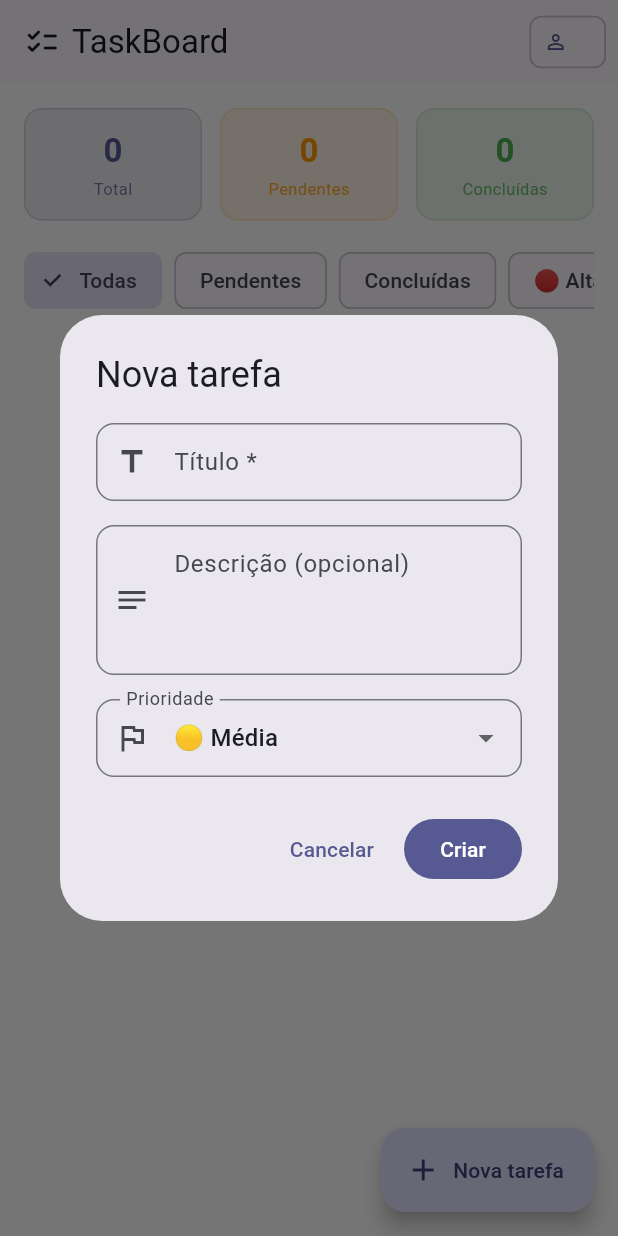
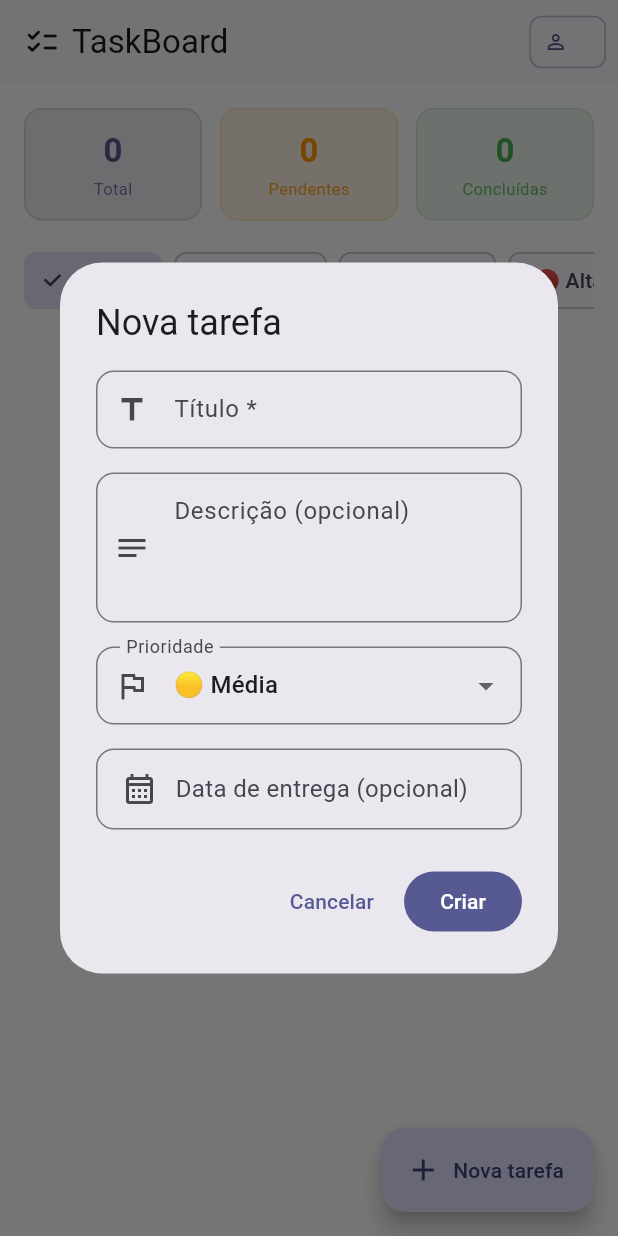
Before and after one commit to karinefes/taskboard, a Flutter app: the HomeScreen screen opened directly, after a tap on "Nova tarefa", on a phone screen of 412 x 824 dp. Run offline on Flutter 3.47's test engine with Material 3 defaults, Android fonts, the phone set to English and light mode, and no system bars; our stand-ins replace supabase_flutter; accounts and stored records are empty.

Commit message:
Adicionar campo de data

```diff
--- a/lib/models/task.dart
+++ b/lib/models/task.dart
@@ -6,6 +6,7 @@ class Task {
   final String priority;
   final bool done;
   final DateTime createdAt;
+  final DateTime? dueDate;
 
   Task({
     required this.id,
@@ -15,6 +16,7 @@ class Task {
     required this.priority,
     required this.done,
     required this.createdAt,
+    this.dueDate,
   });
 
   factory Task.fromMap(Map<String, dynamic> map) {
@@ -26,6 +28,7 @@ class Task {
       priority: map['priority'] ?? 'media',
       done: map['done'] ?? false,
       createdAt: DateTime.parse(map['created_at']),
+      dueDate: map['due_date'] != null ? DateTime.parse(map['due_date']) : null,
     );
   }
 
@@ -35,6 +38,7 @@ class Task {
       'description': description,
       'priority': priority,
       'done': done,
+      'due_date': dueDate?.toIso8601String(),
     };
   }
 
@@ -43,6 +47,7 @@ class Task {
     String? description,
     String? priority,
     bool? done,
+    DateTime? dueDate,
   }) {
     return Task(
       id: id,
@@ -52,6 +57,7 @@ class Task {
       priority: priority ?? this.priority,
       done: done ?? this.done,
       createdAt: createdAt,
+      dueDate: dueDate ?? this.dueDate,
     );
   }
 }
--- a/lib/services/database_service.dart
+++ b/lib/services/database_service.dart
@@ -17,6 +17,7 @@ class DatabaseService {
     required String title,
     String? description,
     required String priority,
+    DateTime? dueDate,
   }) async {
     final userId = _supabase.auth.currentUser!.id;
     await _supabase.from('tasks').insert({
@@ -25,6 +26,7 @@ class DatabaseService {
       'description': description,
       'priority': priority,
       'done': false,
+      'due_date': dueDate?.toIso8601String(),
     });
   }
 
@@ -33,11 +35,13 @@ class DatabaseService {
     required String title,
     String? description,
     required String priority,
+    DateTime? dueDate,
   }) async {
     await _supabase.from('tasks').update({
       'title': title,
       'description': description,
       'priority': priority,
+      'due_date': dueDate?.toIso8601String(),
     }).eq('id', id);
   }
 
--- a/lib/widgets/task_form_dialog.dart
+++ b/lib/widgets/task_form_dialog.dart
@@ -1,4 +1,5 @@
 import 'package:flutter/material.dart';
+import 'package:intl/intl.dart';
 import '../models/task.dart';
 import '../services/database_service.dart';
 
@@ -17,6 +18,7 @@ class _TaskFormDialogState extends State<TaskFormDialog> {
   final _titleController = TextEditingController();
   final _descController = TextEditingController();
   String _priority = 'media';
+  DateTime? _dueDate;
   bool _loading = false;
 
   bool get _isEditing => widget.task != null;
@@ -28,6 +30,7 @@ class _TaskFormDialogState extends State<TaskFormDialog> {
       _titleController.text = widget.task!.title;
       _descController.text = widget.task!.description ?? '';
       _priority = widget.task!.priority;
+      _dueDate = widget.task!.dueDate;
     }
   }
 
@@ -36,6 +39,22 @@ class _TaskFormDialogState extends State<TaskFormDialog> {
     _titleController.dispose();
     _descController.dispose();
     super.dispose();
+  }
+
+  Future<void> _pickDate() async {
+    final now = DateTime.now();
+    final picked = await showDatePicker(
+      context: context,
+      initialDate: _dueDate ?? now,
+      firstDate: now,
+      lastDate: DateTime(now.year + 5),
+      helpText: 'Selecione a data de entrega',
+      confirmText: 'Confirmar',
+      cancelText: 'Cancelar',
+    );
+    if (picked != null) {
+      setState(() => _dueDate = picked);
+    }
   }
 
   Future<void> _save() async {
@@ -48,12 +67,14 @@ class _TaskFormDialogState extends State<TaskFormDialog> {
           title: _titleController.text.trim(),
           description: _descController.text.trim().isEmpty ? null : _descController.text.trim(),
           priority: _priority,
+          dueDate: _dueDate,
         );
       } else {
         await widget.dbService.createTask(
           title: _titleController.text.trim(),
           description: _descController.text.trim().isEmpty ? null : _descController.text.trim(),
           priority: _priority,
+          dueDate: _dueDate,
         );
       }
       if (mounted) Navigator.of(context).pop(true);
@@ -70,6 +91,8 @@ class _TaskFormDialogState extends State<TaskFormDialog> {
 
   @override
   Widget build(BuildContext context) {
+    final scheme = Theme.of(context).colorScheme;
+
     return AlertDialog(
       title: Text(_isEditing ? 'Editar tarefa' : 'Nova tarefa'),
       content: SizedBox(
@@ -113,6 +136,43 @@ class _TaskFormDialogState extends State<TaskFormDialog> {
                 ],
                 onChanged: (v) => setState(() => _priority = v!),
               ),
+              const SizedBox(height: 16),
+              InkWell(
+                onTap: _pickDate,
+                borderRadius: BorderRadius.circular(12),
+                child: Container(
+                  padding: const EdgeInsets.symmetric(horizontal: 16, vertical: 14),
+                  decoration: BoxDecoration(
+                    border: Border.all(color: scheme.outline),
+                    borderRadius: BorderRadius.circular(12),
+                  ),
+                  child: Row(
+                    children: [
+                      Icon(Icons.calendar_month_outlined,
+                          color: _dueDate != null ? scheme.primary : scheme.onSurfaceVariant),
+                      const SizedBox(width: 12),
+                      Expanded(
+                        child: Text(
+                          _dueDate != null
+                              ? 'Entrega: ${DateFormat('dd/MM/yyyy').format(_dueDate!)}'
+                              : 'Data de entrega (opcional)',
+                          style: TextStyle(
+                            fontSize: 16,
+                            color: _dueDate != null
+                                ? scheme.onSurface
+                                : scheme.onSurfaceVariant,
+                          ),
+                        ),
+                      ),
+                      if (_dueDate != null)
+                        GestureDetector(
+                          onTap: () => setState(() => _dueDate = null),
+                          child: Icon(Icons.close, size: 18, color: scheme.onSurfaceVariant),
+                        ),
+                    ],
+                  ),
+                ),
+              ),
             ],
           ),
         ),
```
Also changed, not shown: lib/widgets/task_card.dart (+40 -8 lines).
